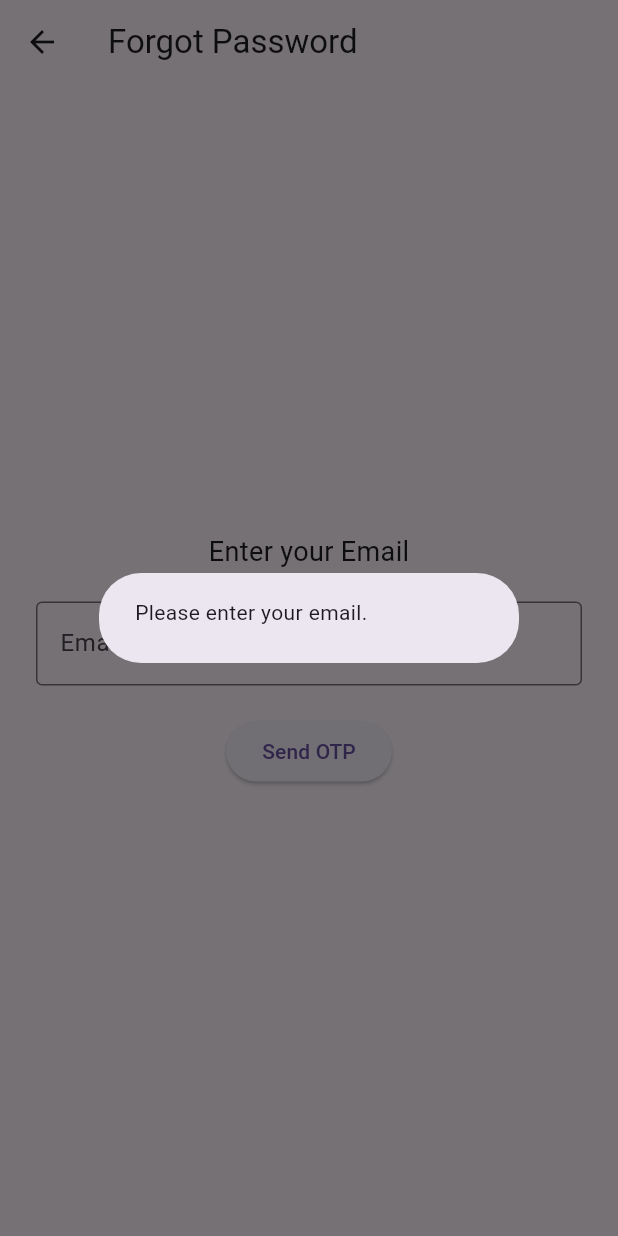
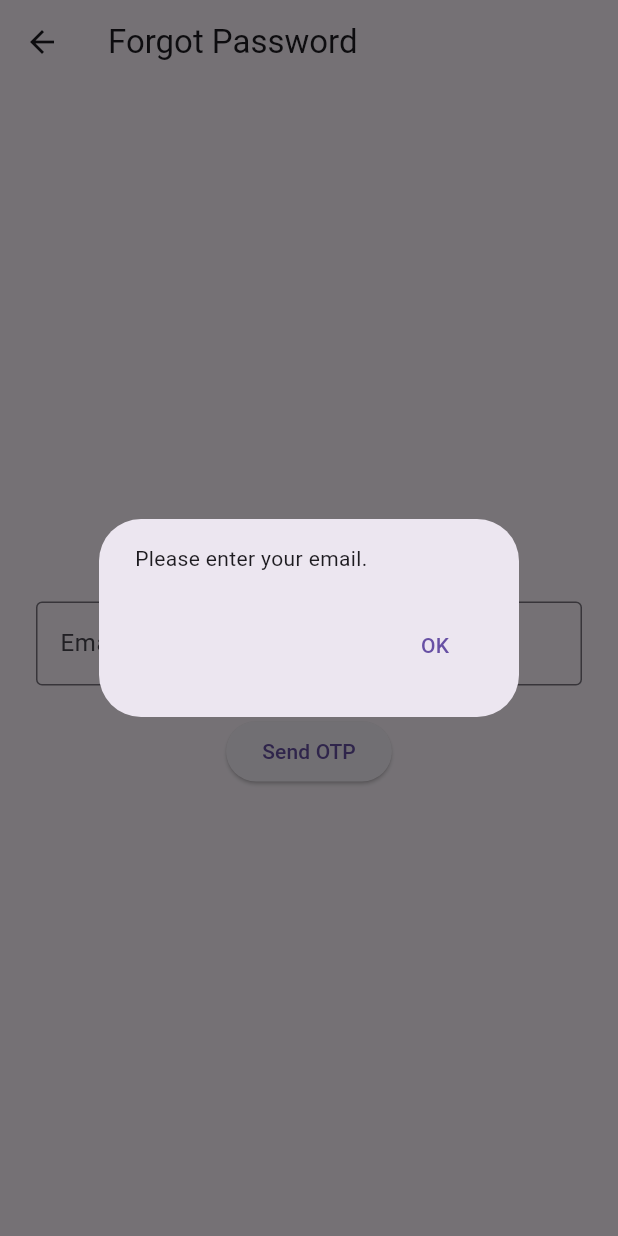
Before and after one commit to gengadharan4656/blog-app, a Flutter app: the ForgotPasswordPage screen opened directly, after a tap on "Send OTP", on a phone screen of 412 x 824 dp. Run offline on Flutter 3.47's test engine with Material 3 defaults, Android fonts, the phone set to English and light mode, and no system bars; our stand-ins replace image_picker.

Commit message:
Update forgot_password_page.dart

```diff
--- a/lib/forgot_password_page.dart
+++ b/lib/forgot_password_page.dart
@@ -19,6 +19,7 @@ class _ForgotPasswordPageState extends State<ForgotPasswordPage> {
   bool otpSent = false;
   int secondsRemaining = 0;
   Timer? countdownTimer;
+  bool isLoading = false;
 
   Future<void> sendOtp() async {
     final email = emailController.text.trim();
@@ -27,11 +28,17 @@ class _ForgotPasswordPageState extends State<ForgotPasswordPage> {
       return;
     }
 
+    setState(() => isLoading = true);
+
+    try {
       final response = await http.post(
         Uri.parse("https://blog-app-k878.onrender.com/send_otp_email"),
         headers: {'Content-Type': 'application/json'},
         body: jsonEncode({'email': email}),
       );
+
+      print("Response Status: ${response.statusCode}");
+      print("Response Body: ${response.body}");
 
       if (response.statusCode == 200) {
         setState(() {
@@ -41,7 +48,13 @@ class _ForgotPasswordPageState extends State<ForgotPasswordPage> {
         startTimer();
         _showMessage("OTP sent to your email.");
       } else {
-      _showMessage("Failed to send OTP.");
+        _showMessage("Failed to send OTP: ${response.body}");
+      }
+    } catch (e) {
+      print("Error: $e");
+      _showMessage("Network error. Please try again.");
+    } finally {
+      setState(() => isLoading = false);
     }
   }
 
@@ -61,15 +74,19 @@ class _ForgotPasswordPageState extends State<ForgotPasswordPage> {
     final enteredOtp = otpControllers.map((c) => c.text).join();
 
     if (enteredOtp.length < 4) {
-      _showMessage("Please enter the complete OTP.");
+      _showMessage("Please enter the complete 4-digit OTP.");
       return;
     }
 
+    try {
       final response = await http.post(
         Uri.parse("https://blog-app-k878.onrender.com/verify_otp"),
         headers: {'Content-Type': 'application/json'},
         body: jsonEncode({'email': email, 'otp': enteredOtp}),
       );
+
+      print("OTP Verify Response: ${response.statusCode}");
+      print("Body: ${response.body}");
 
       final result = jsonDecode(response.body);
       if (response.statusCode == 200 && result['status'] == 'success') {
@@ -82,12 +99,22 @@ class _ForgotPasswordPageState extends State<ForgotPasswordPage> {
       } else {
         _showMessage("Invalid OTP. Please try again.");
       }
+    } catch (e) {
+      _showMessage("Error verifying OTP.");
+    }
   }
 
   void _showMessage(String message) {
     showDialog(
       context: context,
-      builder: (_) => AlertDialog(content: Text(message)),
+      builder: (_) => AlertDialog(
+        content: Text(message),
+        actions: [
+          TextButton(
+              onPressed: () => Navigator.pop(context),
+              child: const Text("OK"))
+        ],
+      ),
     );
   }
 
@@ -142,8 +169,10 @@ class _ForgotPasswordPageState extends State<ForgotPasswordPage> {
             ),
             const SizedBox(height: 20),
             ElevatedButton(
-              onPressed: secondsRemaining > 0 ? null : sendOtp,
-              child: Text(secondsRemaining > 0 ? timerText : "Send OTP"),
+              onPressed: (secondsRemaining > 0 || isLoading) ? null : sendOtp,
+              child: isLoading
+                  ? const CircularProgressIndicator(color: Colors.white, strokeWidth: 2)
+                  : Text(secondsRemaining > 0 ? timerText : "Send OTP"),
             ),
             if (otpSent) ...[
               const SizedBox(height: 30),
```
Lines whose indentation alone changed are shown as unchanged.
